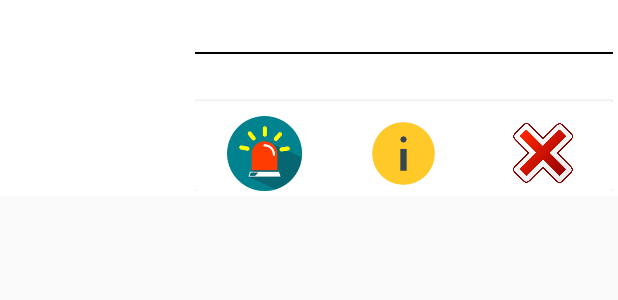
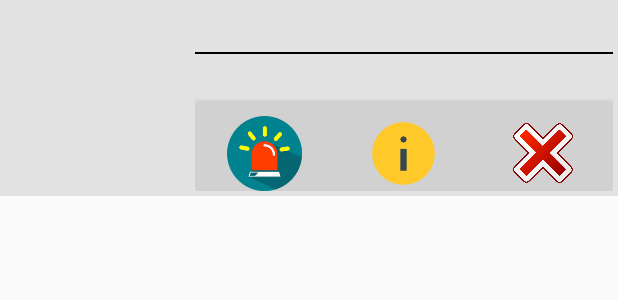
Before and after one commit to ElMatty18/SAVI, an Android app: the layout item_persona.xml on its own in the app's theme, with its tools: preview values and no code run, on a phone screen of 412 x 824 dp. Shown: the top 300 px of the screen. Run offline under Robolectric (Android 15) with nearby library versions, the phone set to English and light mode, and no system bars.

Commit message:
Ajuste pantalla familia

```diff
--- a/app/src/main/res/layout/activity_familia.xml
+++ b/app/src/main/res/layout/activity_familia.xml
@@ -53,8 +53,8 @@
              <ListView
                  android:id="@+id/listViewFamilia"
                  android:layout_width="match_parent"
-                 android:layout_height="400dp"
-                 android:minHeight="400dp"/>
+                 android:layout_height="700dp"
+                 android:minHeight="700dp"/>
 
             <LinearLayout
                 android:layout_width="match_parent"
--- a/app/src/main/res/layout/item_persona.xml
+++ b/app/src/main/res/layout/item_persona.xml
@@ -4,7 +4,7 @@
     android:layout_height="wrap_content"
     android:orientation="horizontal"
     xmlns:app="http://schemas.android.com/apk/res-auto"
-    android:background="@color/colorBlanco">
+    android:background="@color/colorGrisClaroClaro">
 
     <ImageView
         android:layout_width="120dp"
@@ -51,6 +51,7 @@
                 android:layout_width="match_parent"
                 android:layout_height="match_parent"
                 android:orientation="horizontal"
+                android:background="@color/colorGrisClaro"
                 android:weightSum="3">
                 <LinearLayout
                     android:id="@+id/familiarAlarmas"
--- a/app/src/main/res/values/colors.xml
+++ b/app/src/main/res/values/colors.xml
@@ -14,6 +14,7 @@
 
     <color name="colorGris">#848484</color>
     <color name="colorGrisClaro">#d2d1d1</color>
+    <color name="colorGrisClaroClaro">#e2e2e2</color>
 
     <color name="colorA">#9fa8da</color>
     <color name="colorB">#90caf9</color>
```
